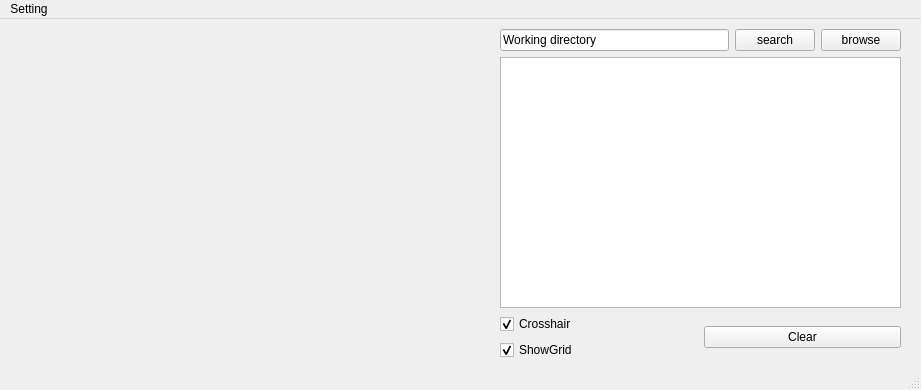
mrvx666/Rock-spectrum-assistant, file utils/RSA_UI/RSA_ui.ui: the form before one commit.
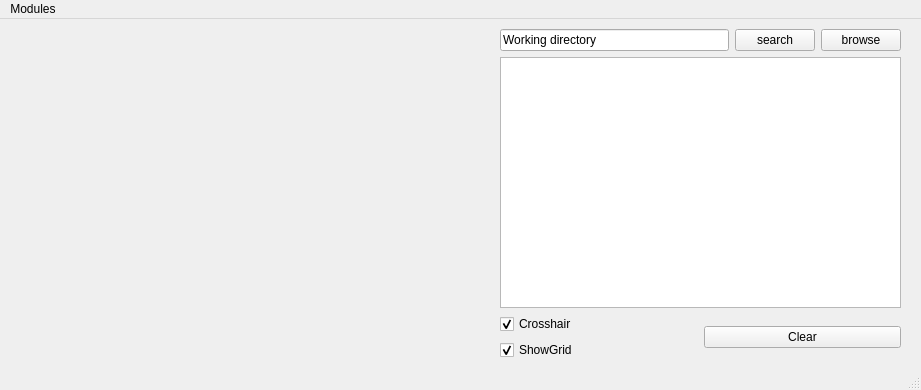
The form after the commit. Icons and pictures are not drawn. Custom widgets are drawn as their Qt base class.

```diff
--- a/utils/RSA_UI/RSA_ui.ui
+++ b/utils/RSA_UI/RSA_ui.ui
@@ -187,7 +187,7 @@
    </property>
    <widget class="QMenu" name="menuSetting">
     <property name="title">
-     <string>Setting</string>
+     <string>Modules</string>
     </property>
     <addaction name="Help"/>
     <addaction name="About"/>
```
